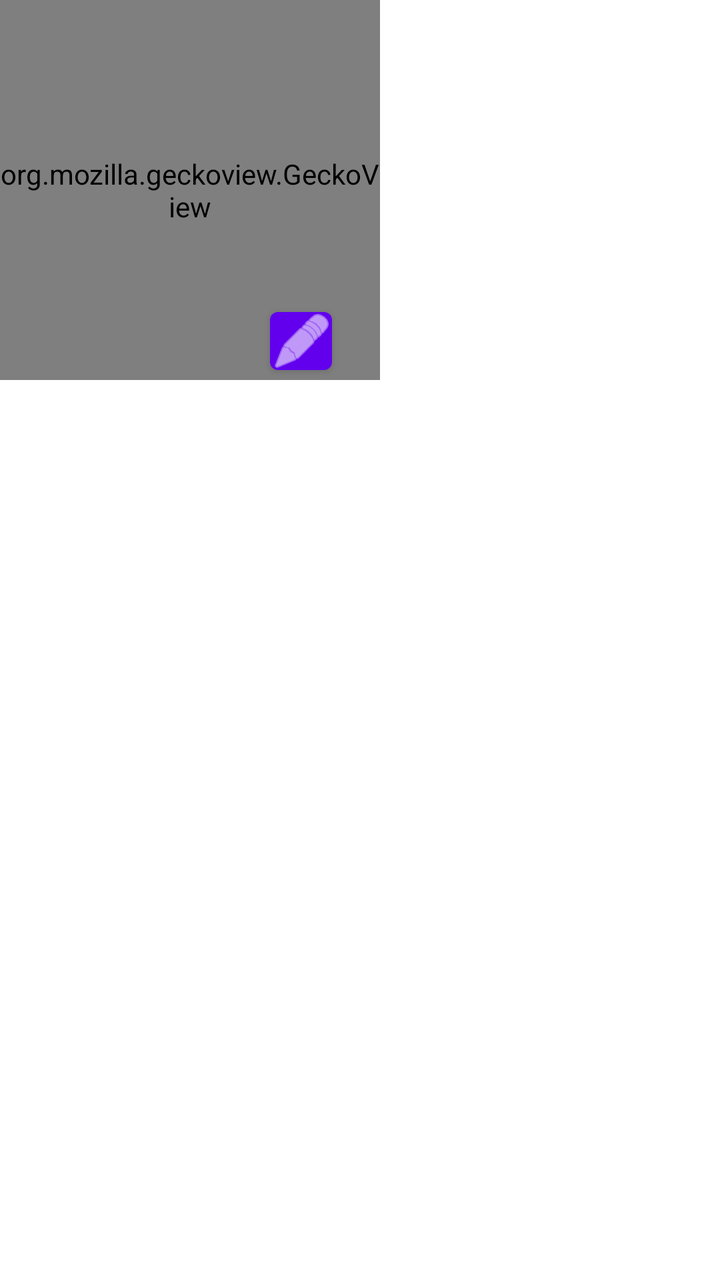
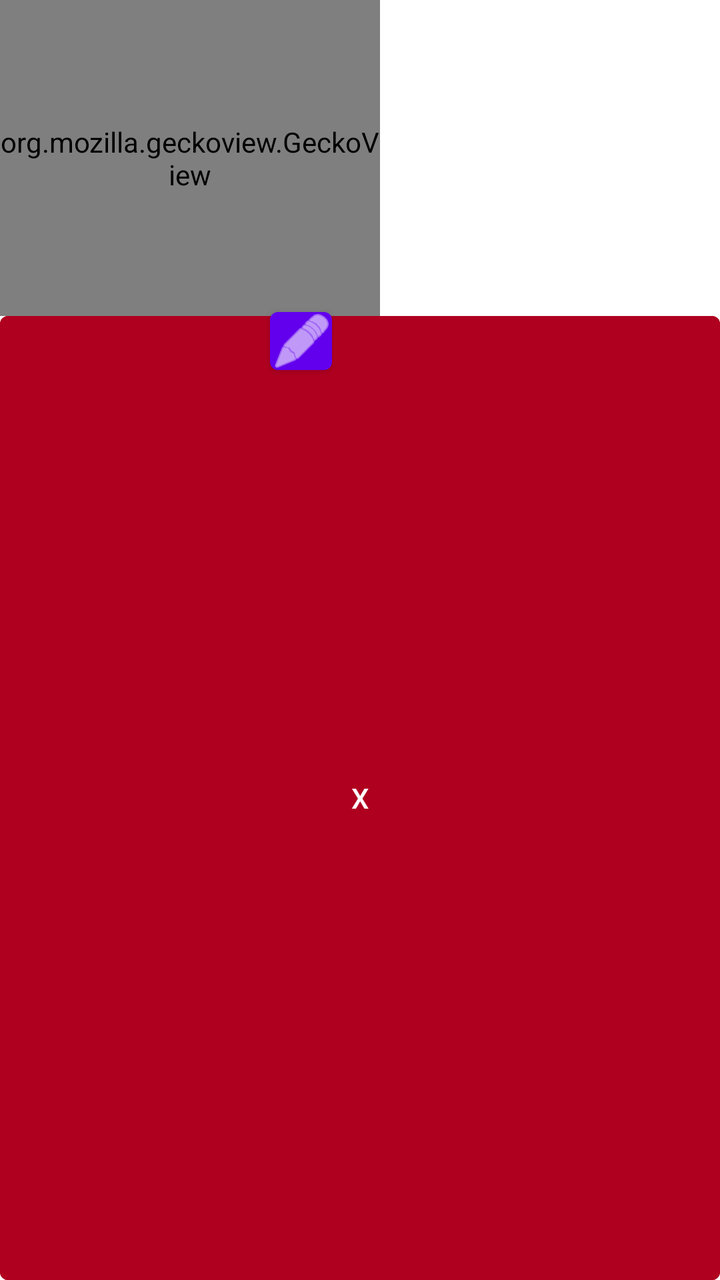

An Android layout rendered at two revisions. The XML below is the earlier revision; the diff shows what the commit changed to produce the second picture.
<!-- AndroidManifest.xml: another module's application theme Theme.FocusFinder -->
<!-- res/layout/activity_focus_get.xml -->
<?xml version="1.0" encoding="utf-8"?>
<androidx.constraintlayout.widget.ConstraintLayout xmlns:android="http://schemas.android.com/apk/res/android"
    xmlns:app="http://schemas.android.com/apk/res-auto"
    xmlns:tools="http://schemas.android.com/tools"
    android:id="@+id/main"
    android:layout_width="match_parent"
    android:layout_height="match_parent"
    tools:context=".focus_get">

    <Button
        android:id="@+id/button4"
        android:layout_width="31dp"
        android:layout_height="41dp"
        android:insetLeft="0dp"
        android:paddingLeft="0dp"
        android:paddingTop="0dp"
        android:paddingRight="0dp"
        android:paddingBottom="0dp"
        android:textSize="9dp"
        android:translationX="135dp"
        android:translationY="150dp"
        app:icon="@android:drawable/ic_menu_edit"
        app:iconPadding="0dp"
        tools:layout_editor_absoluteX="-13dp"
        tools:layout_editor_absoluteY="-10dp" />
    <org.mozilla.geckoview.GeckoView
        android:id="@+id/geckoview"
        android:layout_width="190dp"
        android:layout_height="190dp"
        android:translationX="0dp"
        />
</androidx.constraintlayout.widget.ConstraintLayout>
<!-- resources referenced by this layout -->
<resources>
  <style name="Theme.FocusFinder" parent="Theme.MaterialComponents.DayNight.DarkActionBar">
          
          <item name="colorPrimary">@color/purple_500</item>
          <item name="colorPrimaryVariant">@color/purple_700</item>
          <item name="colorOnPrimary">@color/white</item>
          
          <item name="colorSecondary">@color/teal_200</item>
          <item name="colorSecondaryVariant">@color/teal_700</item>
          <item name="colorOnSecondary">@color/black</item>
          
          <item name="android:statusBarColor">?attr/colorPrimaryVariant</item>
          
      </style>
  <color name="purple_500">#FF6200EE</color>
  <color name="purple_700">#FF3700B3</color>
  <color name="white">#FFFFFFFF</color>
  <color name="teal_200">#FF03DAC5</color>
  <color name="teal_700">#FF018786</color>
  <color name="black">#FF000000</color>
</resources>

<!-- the commit's change to res/layout/activity_focus_get.xml (unified diff, before → after) -->
@@ -22,11 +22,28 @@
         app:icon="@android:drawable/ic_menu_edit"
         app:iconPadding="0dp"
         tools:layout_editor_absoluteX="-13dp"
-        tools:layout_editor_absoluteY="-10dp" />
-    <org.mozilla.geckoview.GeckoView
-        android:id="@+id/geckoview"
-        android:layout_width="190dp"
-        android:layout_height="190dp"
-        android:translationX="0dp"
-        />
+        tools:layout_editor_absoluteY="-10dp"
+        tools:visibility="invisible" />
+
+    <LinearLayout
+        android:layout_width="match_parent"
+        android:layout_height="match_parent"
+        android:orientation="vertical">
+
+        <org.mozilla.geckoview.GeckoView
+            android:id="@+id/geckoview"
+            android:layout_width="190dp"
+            android:layout_height="158dp"
+            android:translationX="0dp" />
+
+        <Button
+            android:id="@+id/button6"
+            android:layout_width="match_parent"
+            android:layout_height="match_parent"
+            android:backgroundTint="@color/design_default_color_error"
+            android:insetTop="0dp"
+            android:insetBottom="0dp"
+            android:text="X" />
+    </LinearLayout>
+
 </androidx.constraintlayout.widget.ConstraintLayout>
